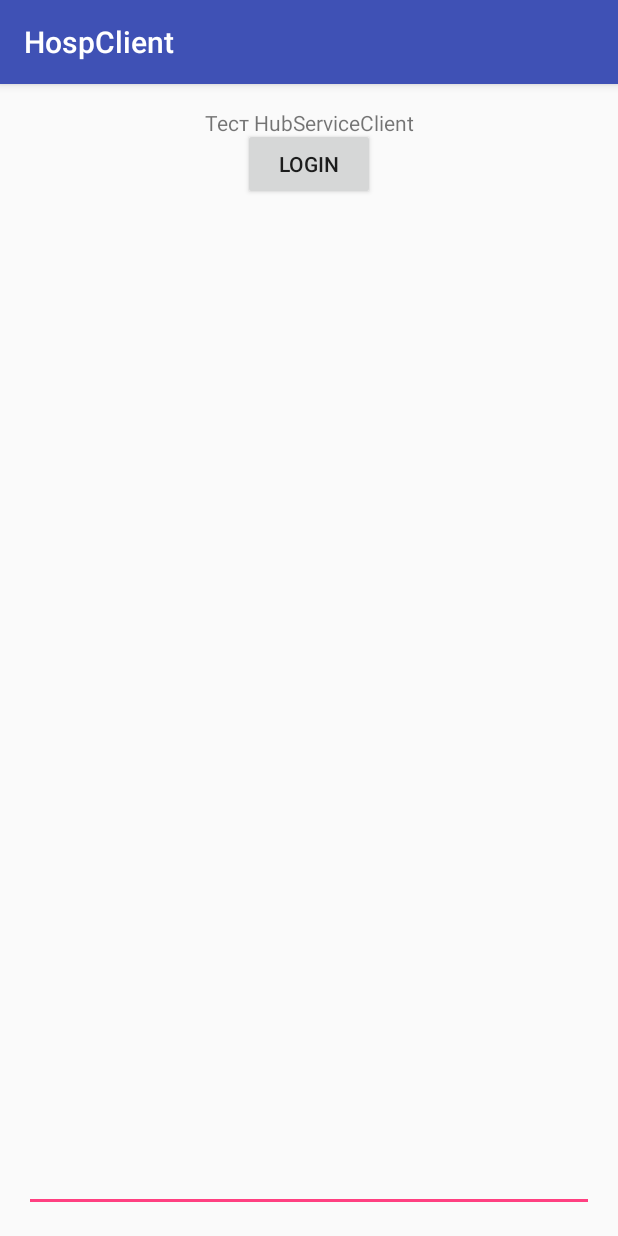
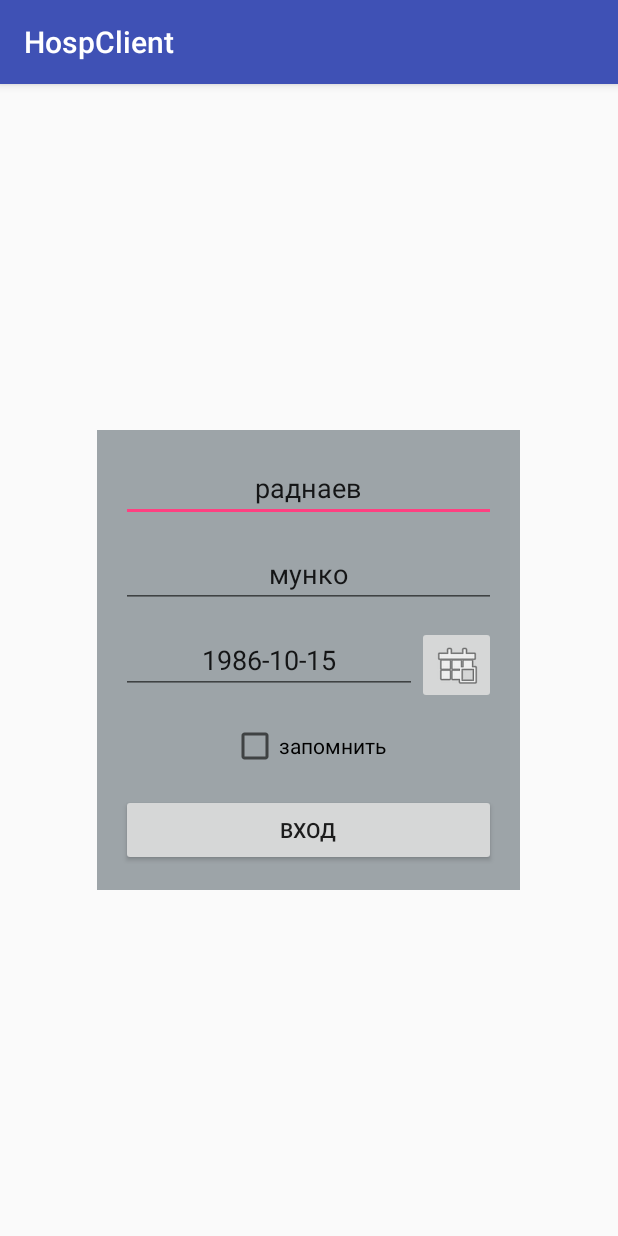
Before and after one commit to hardhill/HospClient, an Android app: the screen it shows after launch (MainActivity), on a phone screen of 412 x 824 dp. Run offline under Robolectric (Android 15) with nearby library versions, the phone set to English and light mode, and no system bars.

```diff
--- a/app/src/main/java/ru/hardhill/hospclient/MainActivity.java
+++ b/app/src/main/java/ru/hardhill/hospclient/MainActivity.java
@@ -7,6 +7,9 @@ import android.os.Bundle;
 import android.view.View;
 import android.widget.Button;
 import android.widget.EditText;
+import android.widget.LinearLayout;
+import android.widget.RelativeLayout;
+import android.widget.TextView;
 
 import org.ksoap2.SoapEnvelope;
 import org.ksoap2.serialization.SoapObject;
@@ -28,7 +31,7 @@ import ru.hardhill.util.MyUtil;
 public class MainActivity extends AppCompatActivity {
     final static String USERNAME = "мунко";
     final static String SURENAME = "раднаев";
-    final static String BIRTHDAY = "1986-10-15T00:00:00";
+    final static String BIRTHDAY = "1986-10-15";
     final static String GUID = "59432A7C-1907-47EC-A721-5B6C3FFBF47B";
     final static int IDLPU = 2301001;
     final static  String URI = "http://92.124.194.86:8686/hubservice";
@@ -36,23 +39,47 @@ public class MainActivity extends AppCompatActivity {
     private static final String SOAP_ACTION = "http://tempuri.org/IHubService/CheckPatient";
     private static final String METHOD_NAME = "CheckPatient";
     private static final String MAIN_REQUEST_URL = "http://92.124.194.86:8686/hubservice";
+    EditText edtSurename, edtName, edtBirthdate;
+    Button bLogin;
+    TextView lblUserInfo;
+    RelativeLayout pnlLogin;
+    LinearLayout pnlInfouser;
     private String response;
+    // === перехватывает сообщения от другого процесса
+    public Handler handler = new Handler(new Handler.Callback() {
 
+        @Override
+        public boolean handleMessage(Message msg) {
+            switch (msg.what) {
 
-
-    EditText edtResult;
-    Button bLogin;
+                case 0:
+                    lblUserInfo.setText(response);
+                    break;
+            }
+            return false;
+        }
+    });
 
     @Override
     protected void onCreate(Bundle savedInstanceState) {
         super.onCreate(savedInstanceState);
         setContentView(R.layout.activity_main);
-        edtResult = (EditText)findViewById(R.id.editText);
-        bLogin = (Button)findViewById(R.id.button);
+        edtSurename = (EditText) findViewById(R.id.edtSurename);
+        edtName = (EditText) findViewById(R.id.edtName);
+        edtBirthdate = (EditText) findViewById(R.id.edtBirthdate);
+        lblUserInfo = (TextView) findViewById(R.id.lblUserInfo);
 
-        String methodname = "CheckPatient";
-        SoapObject request = new SoapObject(TEMPURI, methodname);
+        pnlInfouser = (LinearLayout) findViewById(R.id.pnlInfouser);
+        pnlLogin = (RelativeLayout) findViewById(R.id.pnlLogin);
 
+        bLogin = (Button) findViewById(R.id.bLogin);
+
+        pnlLogin.setVisibility(View.VISIBLE);
+
+        // настройка окна авторизации
+        edtSurename.setText(SURENAME);
+        edtName.setText(USERNAME);
+        edtBirthdate.setText(BIRTHDAY);
 
         bLogin.setOnClickListener(new View.OnClickListener() {
             @Override
@@ -61,27 +88,12 @@ public class MainActivity extends AppCompatActivity {
                 patient.Name = USERNAME;
                 patient.Surname = SURENAME;
                 patient.Birthday = MyUtil.String2Date(BIRTHDAY);
-
-                GetCheckPatient(patient, IDLPU, GUID, 0);
+                pnlLogin.setVisibility(View.GONE);
+                pnlInfouser.setVisibility(View.VISIBLE);
+                //GetCheckPatient(patient, IDLPU, GUID, 0);
             }
         });
     }
-
-
-    // === перехватывает сообщения от другого процесса
-    public Handler handler = new Handler(new Handler.Callback() {
-
-        @Override
-        public boolean handleMessage(Message msg) {
-            switch (msg.what) {
-
-                case 0:
-                    edtResult.setText(response);
-                    break;
-            }
-            return false;
-        }
-    });
 
     private final void GetCheckPatient(final CFTPatient patient,final int idLPU,final String guid,final int idHistory) {
         new Thread(new Runnable() {
@@ -94,7 +106,7 @@ public class MainActivity extends AppCompatActivity {
 
                 try {
                    checkPatientResult = client.CheckPatient(patient,idLPU,guid,idHistory);
-                   response = String.format("Идентификатор пациента: %s, Номер истории болезни: %d",checkPatientResult.IdPat,checkPatientResult.IdHistory);
+                    response = String.format("Id пациента: %s", checkPatientResult.IdPat);
                 } catch (Exception e) {
                     e.printStackTrace();
                 }
--- a/app/src/main/java/ru/hardhill/util/MyUtil.java
+++ b/app/src/main/java/ru/hardhill/util/MyUtil.java
@@ -12,11 +12,11 @@ import java.util.TimeZone;
 public class MyUtil {
         public static Date String2Date(String str){
         Date result = null;
-            SimpleDateFormat formatter = new SimpleDateFormat("yyyy-MM-dd'T'HH:mm:ssZ");
+            SimpleDateFormat formatter = new SimpleDateFormat("yyyy-MM-dd");
             String dateInString = str;
             try {
 
-                Date date = formatter.parse(dateInString.replaceAll("Z$", "+0000"));
+                Date date = formatter.parse(dateInString);
                 result = date;
             } catch (ParseException e) {
                 e.printStackTrace();
--- a/app/src/main/res/layout/activity_main.xml
+++ b/app/src/main/res/layout/activity_main.xml
@@ -1,5 +1,6 @@
 <?xml version="1.0" encoding="utf-8"?>
 <RelativeLayout xmlns:android="http://schemas.android.com/apk/res/android"
+    xmlns:app="http://schemas.android.com/apk/res-auto"
     xmlns:tools="http://schemas.android.com/tools"
     android:id="@+id/activity_main"
     android:layout_width="match_parent"
@@ -10,32 +11,116 @@
     android:paddingTop="@dimen/activity_vertical_margin"
     tools:context="ru.hardhill.hospclient.MainActivity">
 
-    <TextView
+    <LinearLayout
+        android:id="@+id/pnlInfouser"
         android:layout_width="match_parent"
         android:layout_height="wrap_content"
-        android:text="Тест HubServiceClient"
-        android:textAlignment="center" />
+        android:gravity="center_vertical"
+        android:orientation="horizontal"
+        android:visibility="gone">
 
-    <Button
-        android:text="LOGIN"
+        <ImageView
+            android:id="@+id/imageView"
+            android:layout_width="wrap_content"
+            android:layout_height="wrap_content"
+            android:layout_weight="0"
+            android:background="@color/colorPrimary"
+            app:srcCompat="@drawable/ic_stat_person" />
+
+        <TextView
+            android:id="@+id/lblUserInfo"
+            android:layout_width="wrap_content"
+            android:layout_height="wrap_content"
+            android:layout_marginLeft="10dp"
+            android:layout_weight="2"
+            android:text="TextView" />
+    </LinearLayout>
+
+    <RelativeLayout
+        android:id="@+id/pnlLogin"
         android:layout_width="wrap_content"
         android:layout_height="wrap_content"
-        android:layout_below="@+id/textView"
         android:layout_centerHorizontal="true"
-        android:layout_marginTop="13dp"
-        android:id="@+id/button" />
+        android:layout_centerVertical="true"
+        android:background="@color/colorTiny"
+        android:gravity="center_horizontal"
+        android:padding="16dp"
+        android:visibility="gone"
+        tools:ignore="UselessParent">
 
-    <EditText
-        android:layout_width="match_parent"
-        android:layout_height="wrap_content"
-        android:inputType="textMultiLine"
-        android:ems="10"
-        android:layout_below="@+id/button"
-        android:layout_marginTop="16dp"
-        android:id="@+id/editText"
-        android:layout_alignParentBottom="true"
-        android:layout_alignParentRight="true"
-        android:layout_alignParentEnd="true"
-        android:layout_alignParentLeft="true"
-        android:layout_alignParentStart="true" />
+        <EditText
+            android:id="@+id/edtSurename"
+            android:layout_width="250dp"
+            android:layout_height="wrap_content"
+            android:layout_alignParentTop="true"
+            android:layout_centerHorizontal="true"
+            android:ems="10"
+            android:gravity="center_vertical|center"
+            android:hint="фамилия"
+            android:inputType="textCapCharacters|textPersonName"
+            android:maxLength="30"
+            android:textAlignment="gravity" />
+
+        <EditText
+            android:id="@+id/edtName"
+            android:layout_width="250dp"
+            android:layout_height="wrap_content"
+            android:layout_below="@+id/edtSurename"
+            android:layout_centerHorizontal="true"
+            android:layout_marginTop="12dp"
+            android:ems="10"
+            android:gravity="center_vertical|center"
+            android:hint="имя"
+            android:inputType="textCapCharacters|textPersonName" />
+
+        <LinearLayout
+            android:id="@+id/datacont"
+            android:layout_width="250dp"
+            android:layout_height="wrap_content"
+            android:layout_below="@+id/edtName"
+            android:layout_marginTop="12dp"
+            android:orientation="horizontal">
+
+            <EditText
+                android:id="@+id/edtBirthdate"
+                android:layout_width="200dp"
+                android:layout_height="wrap_content"
+                android:layout_weight="1"
+                android:ems="10"
+                android:gravity="center_vertical|center"
+                android:hint="дата рождения"
+                android:inputType="date" />
+
+            <ImageButton
+                android:id="@+id/imageButton"
+                android:layout_width="wrap_content"
+                android:layout_height="wrap_content"
+                android:layout_weight="1"
+                app:srcCompat="@android:drawable/ic_menu_today" />
+        </LinearLayout>
+
+        <CheckBox
+            android:id="@+id/chbRemember"
+            android:layout_width="wrap_content"
+            android:layout_height="wrap_content"
+            android:layout_alignParentEnd="false"
+            android:layout_alignParentRight="false"
+            android:layout_below="@+id/datacont"
+            android:layout_centerHorizontal="true"
+            android:layout_marginTop="12dp"
+            android:checked="false"
+            android:text="запомнить" />
+
+        <Button
+            android:id="@+id/bLogin"
+            android:layout_width="250dp"
+            android:layout_height="wrap_content"
+            android:layout_below="@+id/chbRemember"
+            android:layout_centerHorizontal="true"
+            android:layout_centerVertical="true"
+            android:layout_marginTop="16dp"
+            android:text="ВХОД" />
+
+    </RelativeLayout>
+
 </RelativeLayout>
--- a/app/src/main/res/values/colors.xml
+++ b/app/src/main/res/values/colors.xml
@@ -1,6 +1,7 @@
 <?xml version="1.0" encoding="utf-8"?>
 <resources>
     <color name="colorPrimary">#3F51B5</color>
-    <color name="colorPrimaryDark">#303F9F</color>
+    <color name="colorPrimaryDark">#303f9f</color>
     <color name="colorAccent">#FF4081</color>
+    <color name="colorTiny">#d38a9397</color>
 </resources>
```
